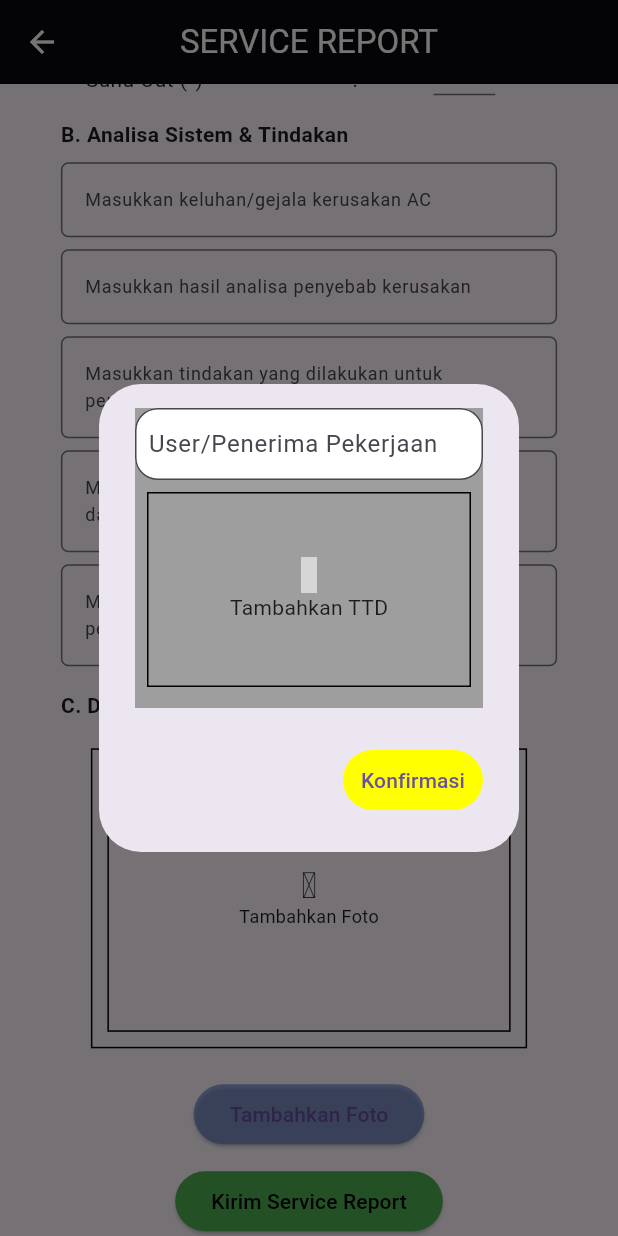
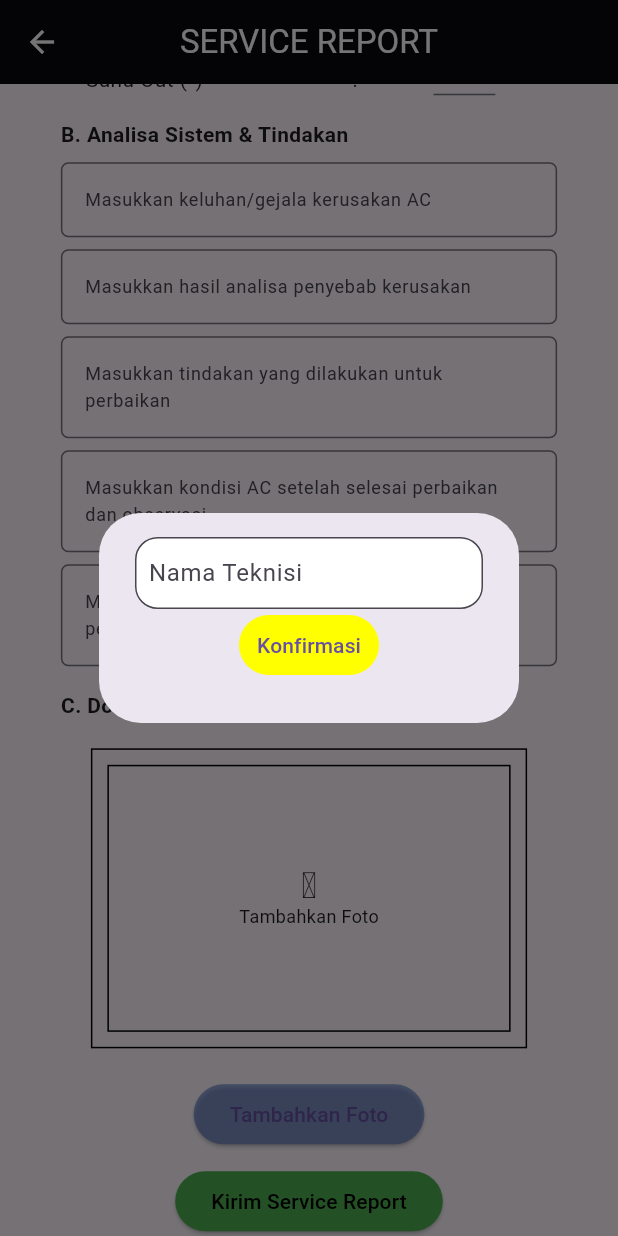
Before and after one commit to hersap/acslg, a Flutter app: the UpdateSPKForm screen opened directly with empty values, scrolled down 216 dp, after a tap on "Kirim Service Report", on a phone screen of 412 x 824 dp. Run offline on Flutter 3.47's test engine with Material 3 defaults, Android fonts, the light colour scheme and no system bars; our stand-ins replace dio, iconsax, image_picker, quickalert, signature; missing offline and left inert: flutter_exif_rotation; network calls fail; grey boxes are pictures that could not be loaded.

Commit message:
rev 22/06/26

```diff
--- a/lib/form/service_report.dart
+++ b/lib/form/service_report.dart
@@ -1,6 +1,7 @@
 import 'dart:async';
 import 'dart:io';
 import 'package:acslg/form/sign/signature.dart';
+import 'package:acslg/home/home.new.dart';
 import 'package:acslg/pekerjaan/masuk/tab_3.dart';
 import 'package:dio/dio.dart';
 
@@ -82,6 +83,7 @@ class _UpdateSPKFormState extends State<UpdateSPKForm> {
         'tindakan' : tindakan.text,
         'evaluasi' : evaluasi.text,
         'rekomendasi' : rekomendasi.text,
+        'teknisi' : teknisi.text,
       }).timeout(Duration(seconds: 10), onTimeout: (){ return http.Response('Error: Timeout', 408); });
 
       if (response.body == '1'){
@@ -510,7 +512,6 @@ Future pickCameraImage() async {
     setState(() {
       signImage = file;
       signShow = File(file.path).readAsBytesSync();
-      selectedImage.add(file);
     });
 
   }
@@ -523,12 +524,9 @@ Future pickCameraImage() async {
           builder: (BuildContext context, setStateB) {
             return AlertDialog(
             //title: const Center(child: Text('Konfirmasi User')),
-            content: Container(
-              decoration: BoxDecoration(
-                color: Colors.grey
-              ),
+            content: SizedBox(
               width: 200,
-              height: 200,
+              height: 100,
               child: Column(
               mainAxisAlignment: MainAxisAlignment.start,
               children: [
@@ -541,49 +539,47 @@ Future pickCameraImage() async {
                   border: OutlineInputBorder(
                     borderRadius: BorderRadius.circular(15),
                   ),
-                  hintText: "User/Penerima Pekerjaan"
+                  hintText: "Nama Teknisi"
                 )
               ),
               //widget.datalapsend.sumber == "Ruangan" ?
-              Padding(
-                padding: const EdgeInsets.all(8.0),
-                child :
-                    signImage != null
-                    ? Container(
-                      height: 130,
-                      decoration: BoxDecoration(border: Border.all()),
-                      child: Image(image: MemoryImage(signShow!)))
-                    :
-                      InkWell(
-                        onTap: () async {
-                          await getSign();
-                          setStateB((){});
-                        },
-                        child: Container(
-                        height: 130,
-                        decoration: BoxDecoration(
-                          border: Border.all()
-                        ),
-                        child: const Center(
-                          child: Column(
-                            mainAxisAlignment: MainAxisAlignment.center,
-                            children: [
-                              Icon(Iconsax.pen_add),
-                              Text('Tambahkan TTD')
-                            ],
-                          ),
-                        )
-                      ),
-                    ),
-                  )//:SizedBox()
+              // Padding(
+              //   padding: const EdgeInsets.all(8.0),
+              //   child :
+              //       signImage != null
+              //       ? Container(
+              //         height: 130,
+              //         decoration: BoxDecoration(border: Border.all()),
+              //         child: Image(image: MemoryImage(signShow!)))
+              //       :
+              //         InkWell(
+              //           onTap: () async {
+              //             await getSign();
+              //             setStateB((){});
+              //           },
+              //           child: Container(
+              //           height: 130,
+              //           decoration: BoxDecoration(
+              //             border: Border.all()
+              //           ),
+              //           child: const Center(
+              //             child: Column(
+              //               mainAxisAlignment: MainAxisAlignment.center,
+              //               children: [
+              //                 Icon(Iconsax.pen_add),
+              //                 Text('Tambahkan TTD')
+              //               ],
+              //             ),
+              //           )
+              //         ),
+              //       ),
+              //     )//:SizedBox()
+                TextButton(onPressed: () async {
+                Navigator.pop(context, true);
+                }, style: TextButton.styleFrom(backgroundColor: Colors.yellowAccent), child: const Text('Konfirmasi'))
                 ]
               ),
             ),
-            actions: <Widget>[
-              TextButton(onPressed: () async {
-                Navigator.pop(context, true);
-              }, style: TextButton.styleFrom(backgroundColor: Colors.yellowAccent), child: const Text('Konfirmasi'))
-            ],
           );
         }
       );
@@ -624,7 +620,7 @@ Future pickCameraImage() async {
     loadingAlert('$_statusMessage\n${(_uploadProgress * 100).toStringAsFixed(0)}% Terunggah',);
 
     if (!uploaded) {
-      selectedImage.add(signImage!);
+      //selectedImage.add(signImage!);
 
       await _uploadMultipleImages();
       if (uploaded) {
@@ -641,10 +637,10 @@ Future pickCameraImage() async {
     }
 
     if (spk && uploaded) {
-      if (await _tempDirectory!.exists()) {
-        // recursive: true deletes all files and sub-folders inside
-        await _tempDirectory!.delete(recursive: true);
-      }
+      // if (await _tempDirectory!.exists()) {
+      //   // recursive: true deletes all files and sub-folders inside
+      //   await _tempDirectory!.delete(recursive: true);
+      // }
       await successAlert(text: 'Service report berhasil dikirim!');
       spk = false;
       uploaded = false;
@@ -667,9 +663,9 @@ Future pickCameraImage() async {
 
     try {
       FormData formData = FormData.fromMap({
-        "ttd" : "yes",
+        "ttd" : "none",
         "jenis" : "laporan",
-        "status" : "proses",
+        "status" : "selesai",
         "nospk" : widget.dataproses.nomorspk,
       });
 
@@ -721,7 +717,7 @@ Future<void> successAlert({String text = ''}) {
     return QuickAlert.show(
       onConfirmBtnTap: () {
         Navigator.of(context).pushAndRemoveUntil(MaterialPageRoute(
-          builder: (context) => const Tab3masuk()), (Route route) => false);
+          builder: (context) => const OpsiNavigasi(opsi: 0, index: 2,)), (Route route) => false);
       },
       context: context,
       type: QuickAlertType.success,
--- a/lib/pekerjaan/masuk/tab_3.dart
+++ b/lib/pekerjaan/masuk/tab_3.dart
@@ -320,6 +320,7 @@ class _Tab1Menu extends State<Tab3masuk> {
                                     ]
                                   )
                                 ),
+                                if (listLaporan[index].statusp3 == "3")
                                 Padding(
                                   padding: EdgeInsets.only(right: 10),
                                   child: Icon(Icons.upload_file_outlined, color: Color.fromARGB(255, 230, 245, 20),),
```
Also changed, not shown: lib/home/home.new.dart (+5 -2 lines).
